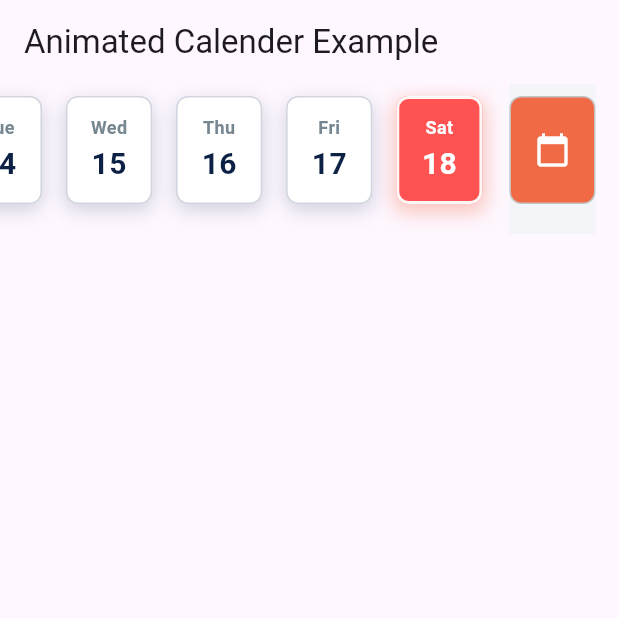
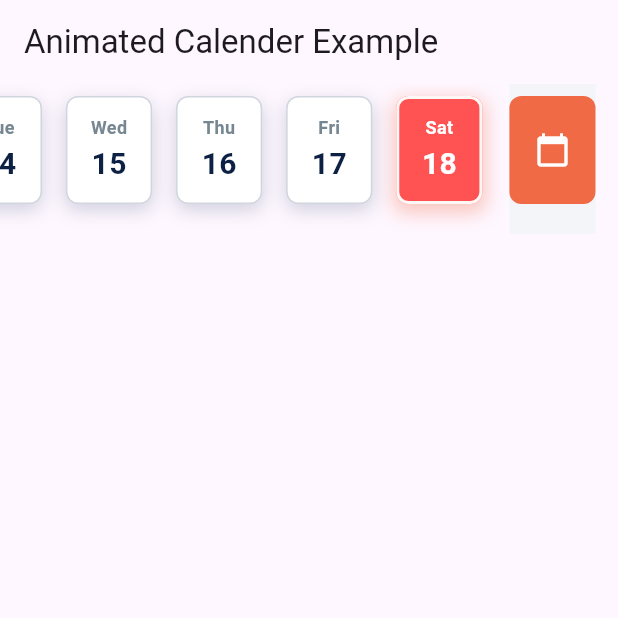
Before and after one commit to jpmehedi/animated_horizontal_calendar, a Flutter app: the screen it shows after launch, on a phone screen of 412 x 824 dp, the top half of it. Run offline on Flutter 3.47's test engine with Material 3 defaults, Android fonts, the phone set to English and light mode, and no system bars.

Commit message:
debug update

```diff
--- a/example/lib/main.dart
+++ b/example/lib/main.dart
@@ -1,4 +1,7 @@
+import 'dart:io';
+
 import 'package:animated_horizontal_calendar/animated_horizontal_calendar.dart';
+import 'package:flutter/cupertino.dart';
 import 'package:flutter/material.dart';
 
 void main() {
@@ -39,7 +42,7 @@ class _MyHomePageState extends State<MyHomePage> {
         child: AnimatedHorizontalCalendar(
           current: DateTime.now(),
           tableCalenderIcon: Icon(
-            Icons.calendar_today,
+            Platform.isIOS ? CupertinoIcons.calendar : Icons.calendar_today,
             color: Colors.white,
           ),
           date: selectedDate,
--- a/lib/src/calender.dart
+++ b/lib/src/calender.dart
@@ -218,7 +218,7 @@ class _CalendarState extends State<AnimatedHorizontalCalendar> {
             Container(
               padding: EdgeInsets.only(bottom: 20, top: 8),
               color: backgroundColor,
-              child: InkWell(
+              child: GestureDetector(
                 onTap: () async {
                   DateTime date = await selectDate() ?? DateTime.now();
                   widget.onDateSelected!(Utils.getDate(date));
@@ -229,7 +229,7 @@ class _CalendarState extends State<AnimatedHorizontalCalendar> {
                   width: (width - 10) * 0.1428,
                   decoration: BoxDecoration(
                       color: widget.tableCalenderButtonColor ?? primaryColor,
-                      border: Border.all(color: grey, width: 1),
+                      // border: Border.all(color: grey, width: 1),
                       borderRadius: BorderRadius.circular(8.0)),
                   child: widget.tableCalenderIcon,
                 ),
```
